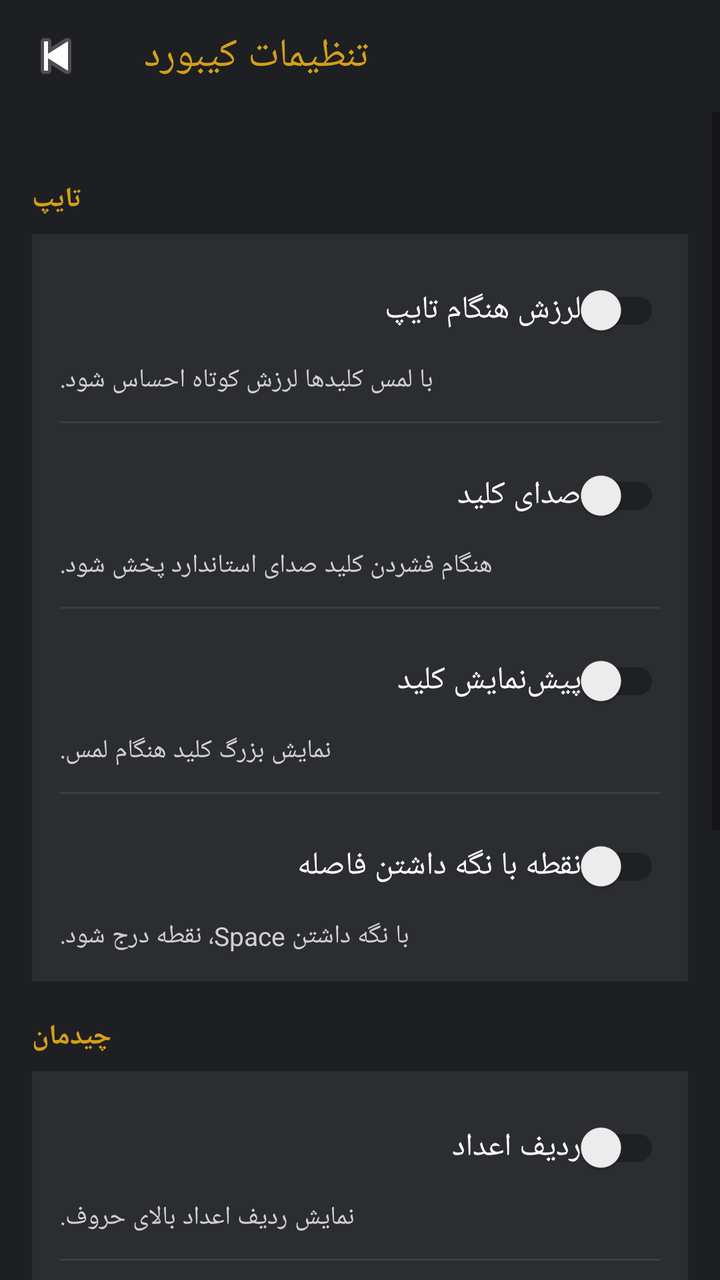
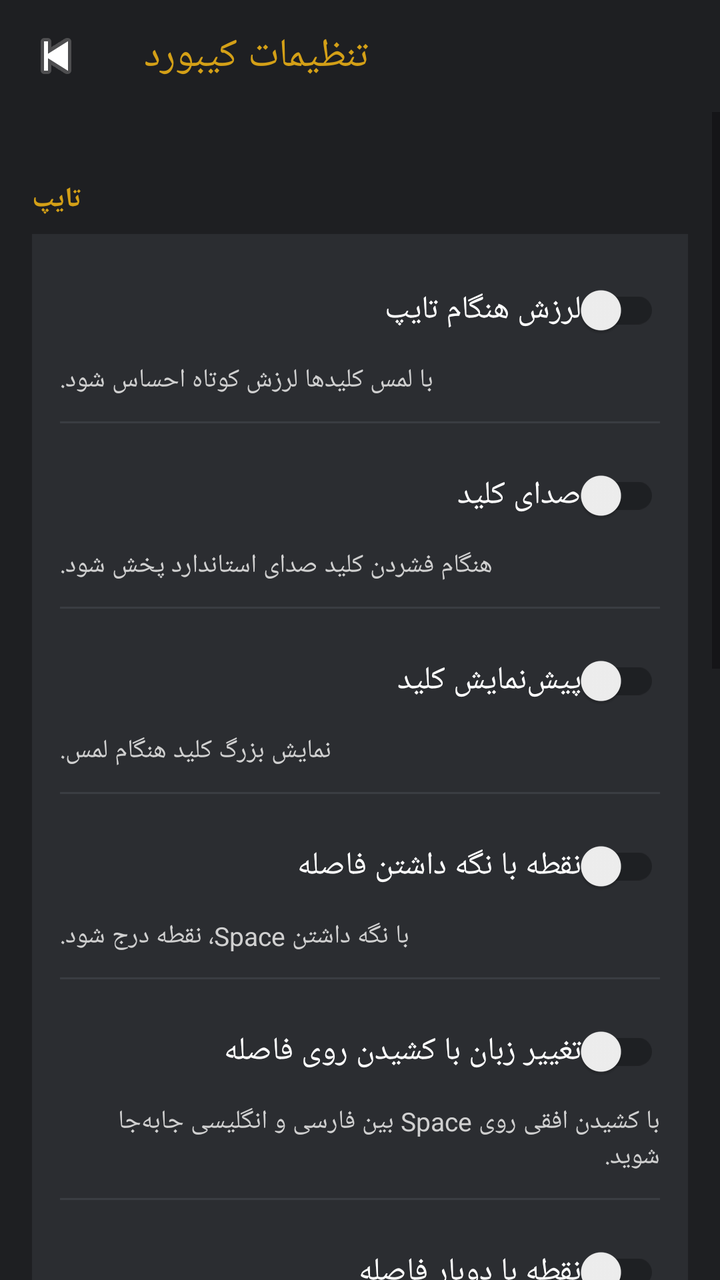

Two renders of the same Android screen: before a commit and after it. Below are the layout's source before the change and the commit's diff.
<!-- AndroidManifest.xml: application theme Theme.KeyNova -->
<!-- res/layout/activity_keyboard_settings.xml -->
<?xml version="1.0" encoding="utf-8"?>
<LinearLayout xmlns:android="http://schemas.android.com/apk/res/android"
    xmlns:app="http://schemas.android.com/apk/res-auto"
    android:layout_width="match_parent"
    android:layout_height="match_parent"
    android:background="@color/keynova_background"
    android:orientation="vertical">

    <androidx.appcompat.widget.Toolbar
        android:id="@+id/toolbar"
        android:layout_width="match_parent"
        android:layout_height="wrap_content"
        android:background="@color/keynova_background"
        app:navigationIcon="@android:drawable/ic_media_previous"
        app:title="@string/settings_section_title"
        app:titleTextColor="@color/keynova_accent" />

    <ScrollView
        android:layout_width="match_parent"
        android:layout_height="match_parent"
        android:fillViewport="true">

        <LinearLayout
            android:layout_width="match_parent"
            android:layout_height="wrap_content"
            android:orientation="vertical"
            android:padding="16dp">

            <TextView style="@style/SettingsGroupTitle" android:text="@string/group_typing" />

            <LinearLayout style="@style/SettingsCard">
                <androidx.appcompat.widget.SwitchCompat android:id="@+id/switchVibration" style="@style/SettingsSwitch" android:text="@string/setting_vibration_title" />
                <TextView style="@style/SettingsDesc" android:text="@string/setting_vibration_desc" />
                <View style="@style/SettingsDivider" />
                <androidx.appcompat.widget.SwitchCompat android:id="@+id/switchSound" style="@style/SettingsSwitch" android:text="@string/setting_sound_title" />
                <TextView style="@style/SettingsDesc" android:text="@string/setting_sound_desc" />
                <View style="@style/SettingsDivider" />
                <androidx.appcompat.widget.SwitchCompat android:id="@+id/switchPreview" style="@style/SettingsSwitch" android:text="@string/setting_preview_title" />
                <TextView style="@style/SettingsDesc" android:text="@string/setting_preview_desc" />
                <View style="@style/SettingsDivider" />
                <androidx.appcompat.widget.SwitchCompat android:id="@+id/switchSpaceDot" style="@style/SettingsSwitch" android:text="@string/setting_space_dot_title" />
                <TextView style="@style/SettingsDesc" android:text="@string/setting_space_dot_desc" />
            </LinearLayout>

            <TextView style="@style/SettingsGroupTitle" android:text="@string/group_layout" />

            <LinearLayout style="@style/SettingsCard">
                <androidx.appcompat.widget.SwitchCompat android:id="@+id/switchNumberRow" style="@style/SettingsSwitch" android:text="@string/setting_number_row_title" />
                <TextView style="@style/SettingsDesc" android:text="@string/setting_number_row_desc" />
                <View style="@style/SettingsDivider" />
                <androidx.appcompat.widget.SwitchCompat android:id="@+id/switchHints" style="@style/SettingsSwitch" android:text="@string/setting_hints_title" />
                <TextView style="@style/SettingsDesc" android:text="@string/setting_hints_desc" />
            </LinearLayout>

            <TextView style="@style/SettingsGroupTitle" android:text="@string/group_appearance" />

            <LinearLayout style="@style/SettingsCard">
                <LinearLayout android:layout_width="match_parent" android:layout_height="wrap_content" android:orientation="horizontal">
                    <TextView style="@style/SettingsLabel" android:layout_width="0dp" android:layout_weight="1" android:text="@string/setting_height_title" />
                    <TextView android:id="@+id/valueHeight" style="@style/SettingsValue" />
                </LinearLayout>
                <SeekBar android:id="@+id/seekHeight" style="@style/SettingsSeek" />

                <View style="@style/SettingsDivider" />

                <LinearLayout android:layout_width="match_parent" android:layout_height="wrap_content" android:orientation="horizontal">
                    <TextView style="@style/SettingsLabel" android:layout_width="0dp" android:layout_weight="1" android:text="@string/setting_gap_title" />
                    <TextView android:id="@+id/valueGap" style="@style/SettingsValue" />
                </LinearLayout>
                <SeekBar android:id="@+id/seekGap" style="@style/SettingsSeek" />

                <View style="@style/SettingsDivider" />

                <LinearLayout android:layout_width="match_parent" android:layout_height="wrap_content" android:orientation="horizontal">
                    <TextView style="@style/SettingsLabel" android:layout_width="0dp" android:layout_weight="1" android:text="@string/setting_text_size_title" />
                    <TextView android:id="@+id/valueText" style="@style/SettingsValue" />
                </LinearLayout>
                <SeekBar android:id="@+id/seekText" style="@style/SettingsSeek" />
            </LinearLayout>

        </LinearLayout>
    </ScrollView>
</LinearLayout>
<!-- resources referenced by this layout -->
<resources>
  <color name="keynova_accent">#D4A017</color>
  <color name="keynova_background">#1E1F22</color>
  <string name="group_appearance">ظاهر</string>
  <string name="group_layout">چیدمان</string>
  <string name="group_typing">تایپ</string>
  <string name="setting_gap_title">فاصله بین کلیدها</string>
  <string name="setting_height_title">ارتفاع کیبورد</string>
  <string name="setting_hints_desc">نمایش راهنمای کوچک روی کلیدها.</string>
  <string name="setting_hints_title">نمایش کاراکترهای لانگ‌پرس</string>
  <string name="setting_number_row_desc">نمایش ردیف اعداد بالای حروف.</string>
  <string name="setting_number_row_title">ردیف اعداد</string>
  <string name="setting_preview_desc">نمایش بزرگ کلید هنگام لمس.</string>
  <string name="setting_preview_title">پیش‌نمایش کلید</string>
  <string name="setting_sound_desc">هنگام فشردن کلید صدای استاندارد پخش شود.</string>
  <string name="setting_sound_title">صدای کلید</string>
  <string name="setting_space_dot_desc">با نگه داشتن Space، نقطه درج شود.</string>
  <string name="setting_space_dot_title">نقطه با نگه داشتن فاصله</string>
  <string name="setting_text_size_title">اندازه متن کلیدها</string>
  <string name="setting_vibration_desc">با لمس کلیدها لرزش کوتاه احساس شود.</string>
  <string name="setting_vibration_title">لرزش هنگام تایپ</string>
  <string name="settings_section_title">تنظیمات کیبورد</string>
  <style name="SettingsCard">
          <item name="android:layout_width">match_parent</item>
          <item name="android:layout_height">wrap_content</item>
          <item name="android:background">@color/keynova_key_bg</item>
          <item name="android:orientation">vertical</item>
          <item name="android:padding">14dp</item>
      </style>
  <style name="SettingsDesc">
          <item name="android:layout_width">wrap_content</item>
          <item name="android:layout_height">wrap_content</item>
          <item name="android:layout_marginTop">2dp</item>
          <item name="android:textColor">@color/keynova_text_secondary</item>
          <item name="android:textSize">13sp</item>
      </style>
  <style name="SettingsDivider">
          <item name="android:layout_width">match_parent</item>
          <item name="android:layout_height">1dp</item>
          <item name="android:layout_marginTop">12dp</item>
          <item name="android:layout_marginBottom">12dp</item>
          <item name="android:background">#3A3D42</item>
      </style>
  <style name="SettingsLabel">
          <item name="android:layout_width">wrap_content</item>
          <item name="android:layout_height">wrap_content</item>
          <item name="android:textColor">@color/keynova_text</item>
          <item name="android:textSize">16sp</item>
      </style>
  <style name="SettingsSwitch">
          <item name="android:layout_width">match_parent</item>
          <item name="android:layout_height">wrap_content</item>
          <item name="android:textColor">@color/keynova_text</item>
          <item name="android:textSize">16sp</item>
      </style>
  <style name="SettingsValue">
          <item name="android:layout_width">wrap_content</item>
          <item name="android:layout_height">wrap_content</item>
          <item name="android:textColor">@color/keynova_accent</item>
          <item name="android:textSize">14sp</item>
          <item name="android:textStyle">bold</item>
      </style>
  <color name="keynova_key_bg">#2B2D31</color>
  <color name="keynova_text_secondary">#D0D0D0</color>
  <color name="keynova_text">#FFFFFF</color>
  <color name="keynova_accent_pressed">#B8890F</color>
  <!-- unchanged entries left out for length: 3 -->
</resources>

<!-- the commit's change to res/layout/activity_keyboard_settings.xml (unified diff, before → after) -->
@@ -40,6 +40,12 @@
                 <View style="@style/SettingsDivider" />
                 <androidx.appcompat.widget.SwitchCompat android:id="@+id/switchSpaceDot" style="@style/SettingsSwitch" android:text="@string/setting_space_dot_title" />
                 <TextView style="@style/SettingsDesc" android:text="@string/setting_space_dot_desc" />
+                <View style="@style/SettingsDivider" />
+                <androidx.appcompat.widget.SwitchCompat android:id="@+id/switchSwipeLang" style="@style/SettingsSwitch" android:text="@string/setting_swipe_lang_title" />
+                <TextView style="@style/SettingsDesc" android:text="@string/setting_swipe_lang_desc" />
+                <View style="@style/SettingsDivider" />
+                <androidx.appcompat.widget.SwitchCompat android:id="@+id/switchDoubleSpace" style="@style/SettingsSwitch" android:text="@string/setting_double_space_title" />
+                <TextView style="@style/SettingsDesc" android:text="@string/setting_double_space_desc" />
             </LinearLayout>
 
             <TextView style="@style/SettingsGroupTitle" android:text="@string/group_layout" />
@@ -76,6 +82,14 @@
                     <TextView android:id="@+id/valueText" style="@style/SettingsValue" />
                 </LinearLayout>
                 <SeekBar android:id="@+id/seekText" style="@style/SettingsSeek" />
+
+                <View style="@style/SettingsDivider" />
+
+                <LinearLayout android:layout_width="match_parent" android:layout_height="wrap_content" android:orientation="horizontal">
+                    <TextView style="@style/SettingsLabel" android:layout_width="0dp" android:layout_weight="1" android:text="@string/setting_long_press_title" />
+                    <TextView android:id="@+id/valueLongPress" style="@style/SettingsValue" />
+                </LinearLayout>
+                <SeekBar android:id="@+id/seekLongPress" style="@style/SettingsSeek" />
             </LinearLayout>
 
         </LinearLayout>
<!-- resource entries referenced after the edit -->
@@ -5,10 +5,13 @@
   <string name="group_appearance">ظاهر</string>
   <string name="group_layout">چیدمان</string>
   <string name="group_typing">تایپ</string>
+  <string name="setting_double_space_desc">با دو بار زدن Space، نقطه و فاصله درج شود.</string>
+  <string name="setting_double_space_title">نقطه با دوبار فاصله</string>
   <string name="setting_gap_title">فاصله بین کلیدها</string>
   <string name="setting_height_title">ارتفاع کیبورد</string>
   <string name="setting_hints_desc">نمایش راهنمای کوچک روی کلیدها.</string>
   <string name="setting_hints_title">نمایش کاراکترهای لانگ‌پرس</string>
+  <string name="setting_long_press_title">تأخیر نگه داشتن کلید</string>
   <string name="setting_number_row_desc">نمایش ردیف اعداد بالای حروف.</string>
   <string name="setting_number_row_title">ردیف اعداد</string>
   <string name="setting_preview_desc">نمایش بزرگ کلید هنگام لمس.</string>
@@ -17,6 +20,8 @@
   <string name="setting_sound_title">صدای کلید</string>
   <string name="setting_space_dot_desc">با نگه داشتن Space، نقطه درج شود.</string>
   <string name="setting_space_dot_title">نقطه با نگه داشتن فاصله</string>
+  <string name="setting_swipe_lang_desc">با کشیدن افقی روی Space بین فارسی و انگلیسی جابه‌جا شوید.</string>
+  <string name="setting_swipe_lang_title">تغییر زبان با کشیدن روی فاصله</string>
   <string name="setting_text_size_title">اندازه متن کلیدها</string>
   <string name="setting_vibration_desc">با لمس کلیدها لرزش کوتاه احساس شود.</string>
   <string name="setting_vibration_title">لرزش هنگام تایپ</string>
